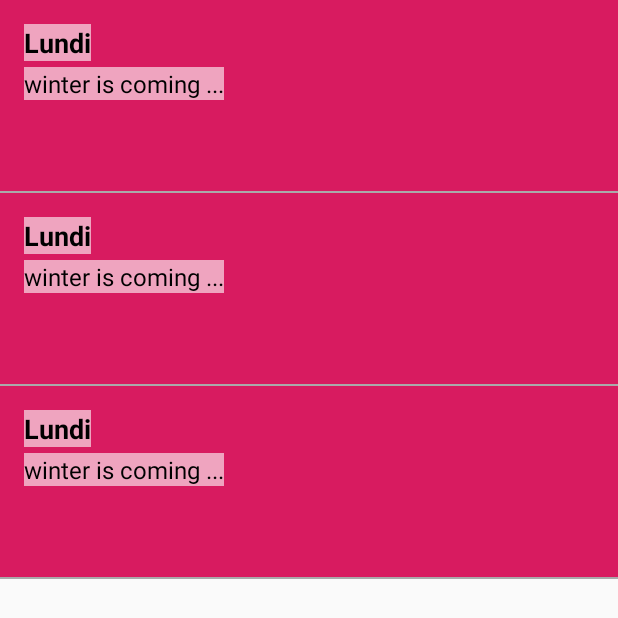
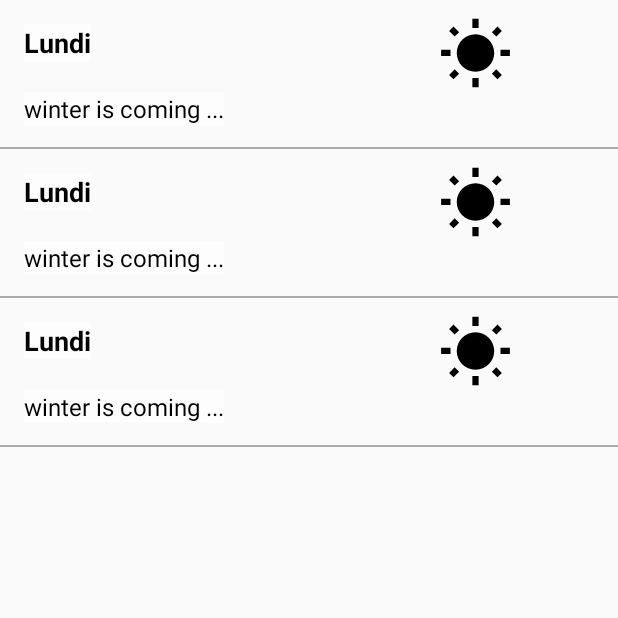
Before and after one commit to RemyBarbosa/TryAndLearn, an Android app: the layout fragment_weather_detail.xml on its own in the app's theme, with its tools: preview values and no code run, on a phone screen of 412 x 824 dp. Shown: the top 618 px of the screen. Run offline under Robolectric (Android 15) with nearby library versions, the phone set to English and light mode, and no system bars.

Commit message:
rework ui

```diff
--- a/app/src/main/res/layout/daily_weather_item.xml
+++ b/app/src/main/res/layout/daily_weather_item.xml
@@ -6,52 +6,54 @@
     android:layout_height="wrap_content"
     tools:context=".weather.ui.list.WeatherListFragment">
 
-    <ImageView
-        android:id="@+id/daily_background"
-        android:layout_width="0dp"
-        android:layout_height="0dp"
-        app:layout_constraintBottom_toBottomOf="parent"
-        app:layout_constraintDimensionRatio="16:5"
-        android:scaleType="fitXY"
-        app:layout_constraintEnd_toEndOf="parent"
-        app:layout_constraintStart_toStartOf="parent"
-        app:layout_constraintTop_toTopOf="parent"
-        android:background="@color/colorAccent"/>
-
     <TextView
         android:id="@+id/daily_date"
         android:layout_width="wrap_content"
         android:layout_height="wrap_content"
         android:layout_margin="16dp"
+        android:background="@color/transparent_grey"
+        android:textColor="@android:color/black"
         android:textSize="18sp"
         android:textStyle="bold"
-        android:textColor="@android:color/black"
-        android:background="@color/transparent_grey"
         app:layout_constraintStart_toStartOf="parent"
         app:layout_constraintTop_toTopOf="parent"
-        tools:text="Lundi"/>
+        tools:text="Lundi" />
+
+    <ImageView
+        android:id="@+id/daily_icon"
+        android:layout_width="50dp"
+        android:layout_height="50dp"
+        android:layout_marginTop="16dp"
+        android:layout_marginEnd="70dp"
+        android:src="@drawable/ic_wb_sunny"
+        app:layout_constraintBottom_toBottomOf="@id/daily_date"
+        app:layout_constraintEnd_toEndOf="parent"
+        app:layout_constraintHorizontal_bias="1"
+        app:layout_constraintStart_toEndOf="@+id/daily_date"
+        app:layout_constraintTop_toTopOf="@id/daily_date" />
 
     <TextView
-        android:id="@+id/daily_descrption"
+        android:id="@+id/daily_description"
         android:layout_width="wrap_content"
         android:layout_height="wrap_content"
         android:layout_marginStart="16dp"
         android:layout_marginEnd="16dp"
-        android:layout_marginTop="4dp"
+        android:layout_marginBottom="16dp"
+        android:background="@color/transparent_grey"
         android:textColor="@android:color/black"
-        android:background="@color/transparent_grey"
         android:textSize="16sp"
+        app:layout_constraintBottom_toBottomOf="parent"
         app:layout_constraintStart_toStartOf="parent"
-        app:layout_constraintTop_toBottomOf="@id/daily_date"
-        tools:text="winter is coming ..."/>
+        app:layout_constraintTop_toBottomOf="@id/daily_icon"
+        tools:text="winter is coming ..." />
 
     <View
         android:layout_width="match_parent"
         android:layout_height="1dp"
         android:layout_marginTop="8dp"
         android:background="@android:color/darker_gray"
+        app:layout_constraintBottom_toBottomOf="parent"
         app:layout_constraintEnd_toEndOf="parent"
-        app:layout_constraintStart_toStartOf="parent"
-        app:layout_constraintBottom_toBottomOf="parent" />
+        app:layout_constraintStart_toStartOf="parent" />
 
 </androidx.constraintlayout.widget.ConstraintLayout>
--- a/app/src/main/res/layout/fragment_weather_detail.xml
+++ b/app/src/main/res/layout/fragment_weather_detail.xml
@@ -19,7 +19,7 @@
         android:visibility="gone" />
 
     <androidx.recyclerview.widget.RecyclerView
-        android:id="@+id/hourly_weather_list"
+        android:id="@+id/daily_weather_list"
         android:layout_width="0dp"
         android:layout_height="wrap_content"
         android:clipToPadding="false"
@@ -32,9 +32,10 @@
 
 
     <TextView
-        android:id="@+id/hourly_weather_error"
+        android:id="@+id/daily_weather_error"
         android:layout_width="0dp"
-        android:layout_height="0dp"
+        android:layout_height="wrap_content"
+        android:gravity="center"
         android:clipToPadding="false"
         android:orientation="vertical"
         android:visibility="gone"
--- a/interface-adapter/src/main/java/com/tryandlearn/interface_adapter/weather/model/WeatherRemoteInfo.kt
+++ b/interface-adapter/src/main/java/com/tryandlearn/interface_adapter/weather/model/WeatherRemoteInfo.kt
@@ -2,5 +2,6 @@ package com.tryandlearn.interface_adapter.weather.model
 
 data class WeatherRemoteInfo(
     val main: String?,
-    val description: String?
+    val description: String?,
+    val icon: String?
 )
--- /dev/null
+++ b/interface-adapter/src/main/res/drawable/ic_wb_sunny.xml
@@ -0,0 +1,9 @@
+<vector xmlns:android="http://schemas.android.com/apk/res/android"
+    android:width="24dp"
+    android:height="24dp"
+    android:viewportWidth="24"
+    android:viewportHeight="24">
+  <path
+      android:fillColor="#FF000000"
+      android:pathData="M6.76,4.84l-1.8,-1.79 -1.41,1.41 1.79,1.79 1.42,-1.41zM4,10.5L1,10.5v2h3v-2zM13,0.55h-2L11,3.5h2L13,0.55zM20.45,4.46l-1.41,-1.41 -1.79,1.79 1.41,1.41 1.79,-1.79zM17.24,18.16l1.79,1.8 1.41,-1.41 -1.8,-1.79 -1.4,1.4zM20,10.5v2h3v-2h-3zM12,5.5c-3.31,0 -6,2.69 -6,6s2.69,6 6,6 6,-2.69 6,-6 -2.69,-6 -6,-6zM11,22.45h2L13,19.5h-2v2.95zM3.55,18.54l1.41,1.41 1.79,-1.8 -1.41,-1.41 -1.79,1.8z"/>
+</vector>
--- a/use-case/src/main/java/com/tryandlearn/use_case/weather/data/WeatherRepository.kt
+++ b/use-case/src/main/java/com/tryandlearn/use_case/weather/data/WeatherRepository.kt
@@ -10,7 +10,7 @@ class WeatherRepository(
     private val WeatherLocalDataSource: WeatherLocalDataSource
 ) {
     fun getDailyWeatherList(latitude: Float, longitude: Float, count: Int, units: String, appId: String): Flowable<List<Weather>> =
-        WeatherRemoteDataSource.getDailyWeatherList(latitude, longitude, count, units, appId).startWith(WeatherLocalDataSource.getDailyWeatherList())
+        WeatherRemoteDataSource.getDailyWeatherList(latitude, longitude, count, units, appId)
 
 
     fun getHourlyWeatherList(latitude: Float, longitude: Float, count: Int, units: String, appId: String): Flowable<List<Weather>> =
```
Also changed, not shown: app/src/main/java/com/tryandlearn/weather/ui/adapter/WeatherListAdapter.kt (+3 -4 lines), app/src/main/java/com/tryandlearn/weather/ui/detail/WeatherDetailFragment.kt (+12 -13 lines), app/src/main/java/com/tryandlearn/weather/ui/list/WeatherListFragment.kt (+5 -7 lines), app/src/main/res/layout/fragment_weather_list.xml (+4 -3 lines), app/src/main/res/navigation/nav_graph.xml (+1 -7 lines), entity/src/main/java/com/tryandlearn/entity/weather/WeatherKind.kt (+6 -5 lines), interface-adapter/src/main/java/com/tryandlearn/interface_adapter/weather/model/WeatherRemote.kt (+10 -7 lines), interface-adapter/src/main/java/com/tryandlearn/interface_adapter/weather/model/WeatherUIModel.kt (+12 -2 lines), interface-adapter/src/main/res/drawable/ic_wb_cloudy.xml (added, +9 -0 lines), interface-adapter/src/main/res/drawable/ic_wb_light_sunny.xml (added, +18 -0 lines), interface-adapter/src/main/res/drawable/ic_wb_rainny.xml (added, +33 -0 lines), interface-adapter/src/main/res/drawable/ic_wb_snowy.xml (added, +30 -0 lines), 2 other files.
